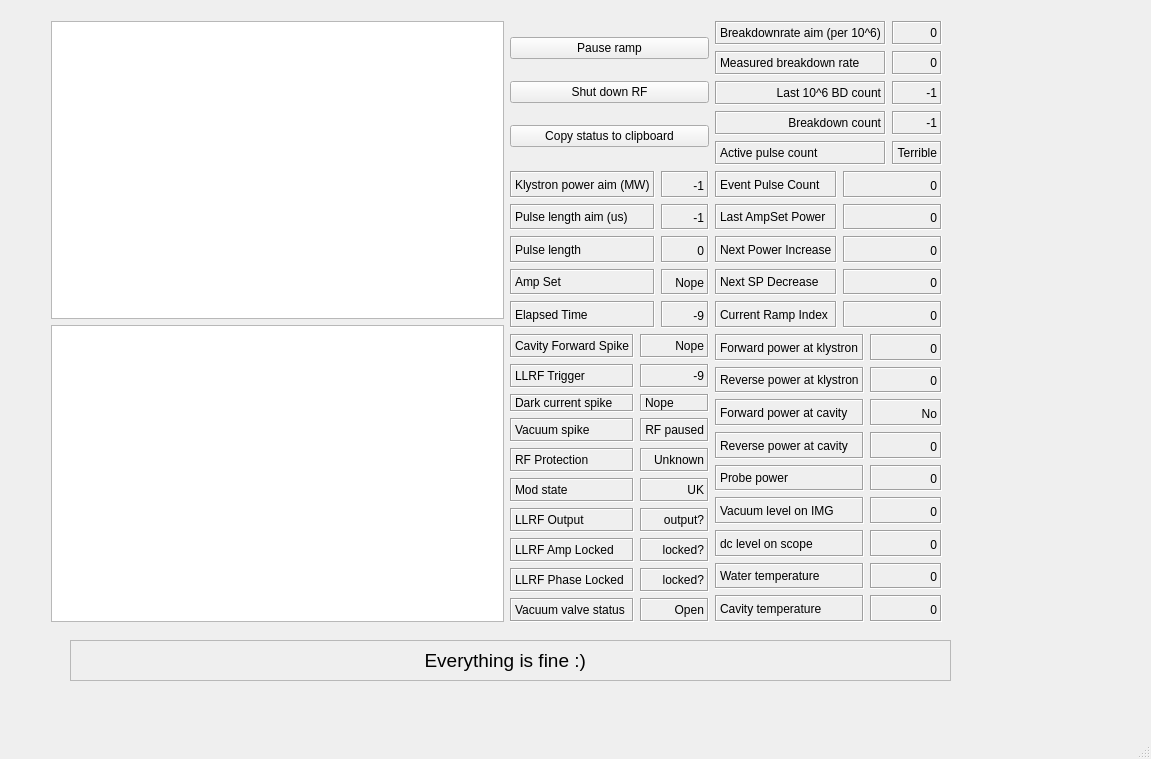
Above: Apps/RF_Conditioner/gui/conditioning_gui.ui from VELA-CLARA-software/Software before the change. Below: the same form after it.
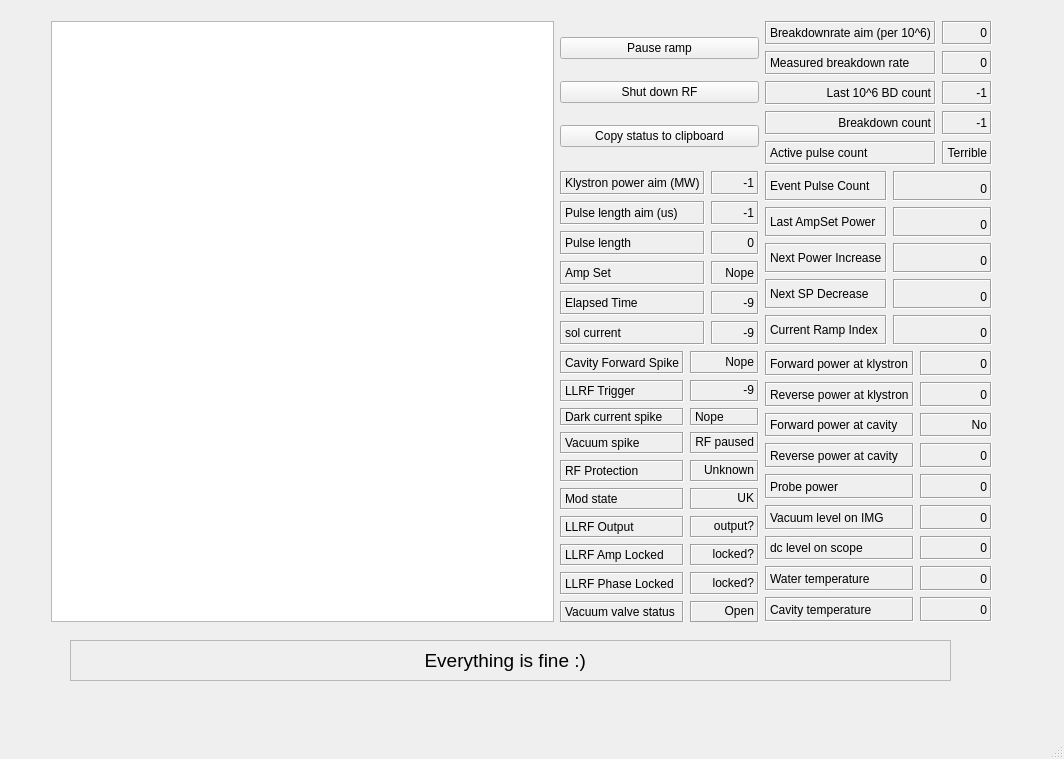
That is the form after the change. Custom widgets are drawn as their Qt base class.

Commit message: RF Conditioning before refactoring the main_loop

Diff of the .ui file:
```diff
--- a/Apps/RF_Conditioner/gui/conditioning_gui.ui
+++ b/Apps/RF_Conditioner/gui/conditioning_gui.ui
@@ -6,7 +6,7 @@
    <rect>
     <x>0</x>
     <y>0</y>
-    <width>1151</width>
+    <width>1064</width>
     <height>759</height>
    </rect>
   </property>
@@ -19,11 +19,11 @@
      <rect>
       <x>51</x>
       <y>21</y>
-      <width>891</width>
+      <width>941</width>
       <height>601</height>
      </rect>
     </property>
-    <layout class="QGridLayout" name="gridLayout_6">
+    <layout class="QGridLayout" name="gridLayout_6" columnstretch="6,0,0">
      <item row="2" column="1">
       <layout class="QGridLayout" name="gridLayout_3">
        <item row="3" column="0">
@@ -357,10 +357,7 @@
      <item row="0" column="0" rowspan="3">
       <layout class="QVBoxLayout" name="verticalLayout_2">
        <item>
-        <widget class="PlotWidget" name="traces_plotwidget"/>
-       </item>
-       <item>
-        <widget class="PlotWidget" name="power_vs_pulses_plotwidget"/>
+        <widget class="PlotWidget" name="graphicsView"/>
        </item>
       </layout>
      </item>
@@ -1035,6 +1032,35 @@
          </property>
         </widget>
        </item>
+       <item row="5" column="0">
+        <widget class="QLabel" name="power_aim_label_2">
+         <property name="frameShape">
+          <enum>QFrame::Box</enum>
+         </property>
+         <property name="frameShadow">
+          <enum>QFrame::Sunken</enum>
+         </property>
+         <property name="text">
+          <string>sol current</string>
+         </property>
+        </widget>
+       </item>
+       <item row="5" column="1">
+        <widget class="QLabel" name="sol_outputwidget">
+         <property name="frameShape">
+          <enum>QFrame::Box</enum>
+         </property>
+         <property name="frameShadow">
+          <enum>QFrame::Sunken</enum>
+         </property>
+         <property name="text">
+          <string>-9</string>
+         </property>
+         <property name="alignment">
+          <set>Qt::AlignAbsolute|Qt::AlignBottom|Qt::AlignCenter|Qt::AlignHCenter|Qt::AlignHorizontal_Mask|Qt::AlignJustify|Qt::AlignLeading|Qt::AlignLeft|Qt::AlignRight|Qt::AlignTop|Qt::AlignTrailing|Qt::AlignVCenter|Qt::AlignVertical_Mask</set>
+         </property>
+        </widget>
+       </item>
       </layout>
      </item>
      <item row="1" column="2">
```
Left out of the diff: 2 changed lines with no effect on the pictures. The commit also changes 30 other files.
